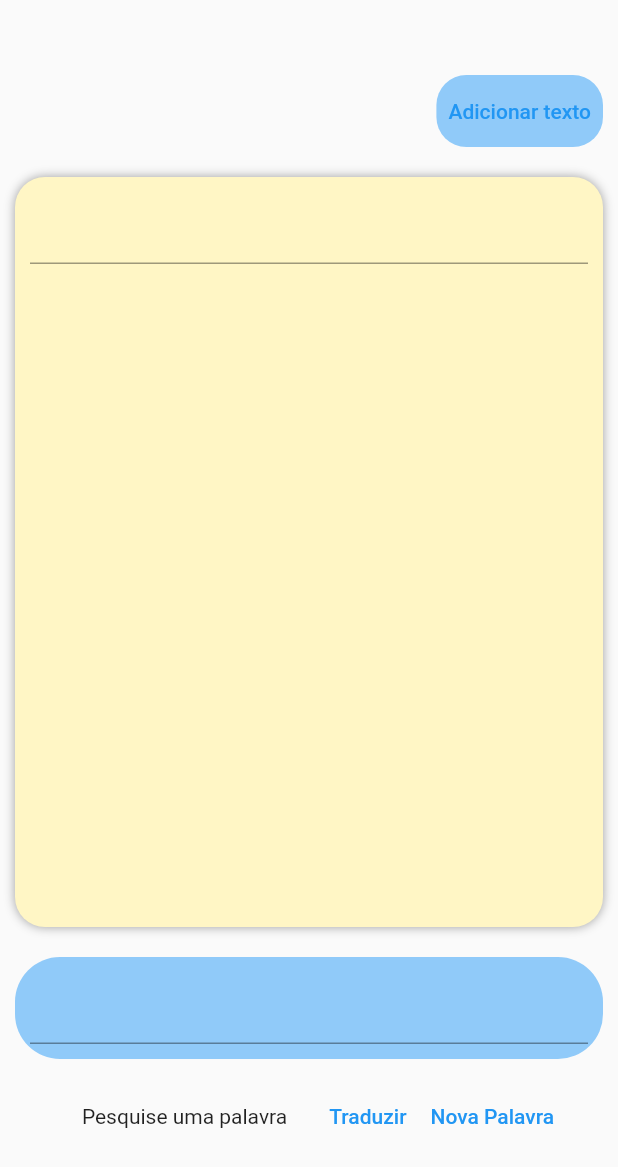
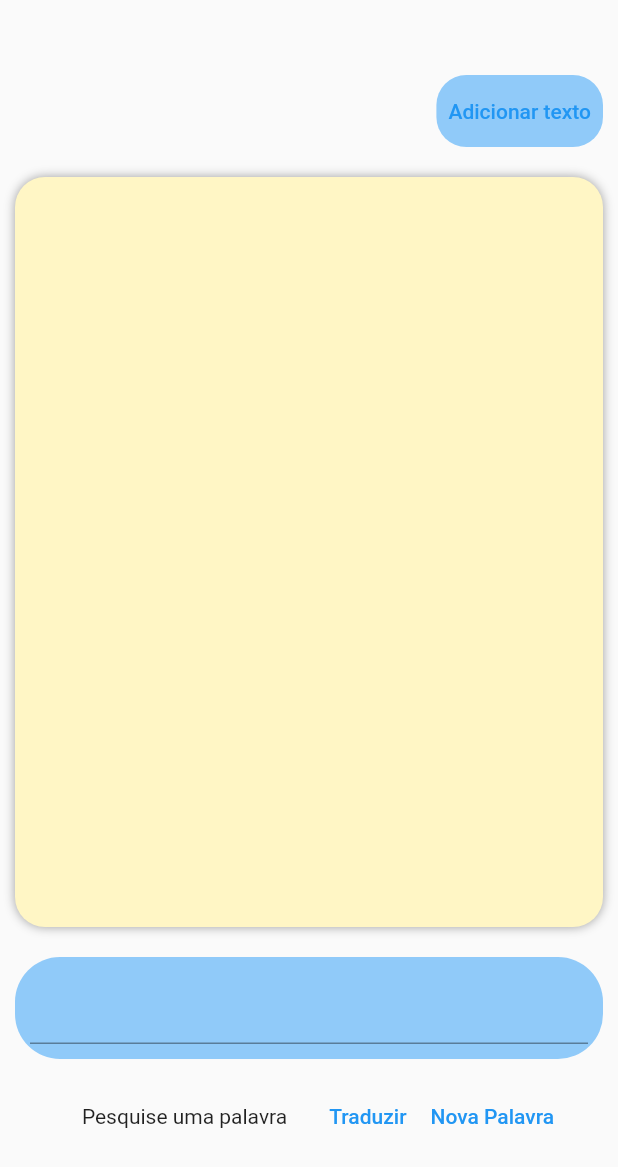
Before and after one commit to Tiago-Salles/read-text, a Flutter app: the screen it shows after launch, after a tap on "Modo leitura", on a phone screen of 412 x 824 dp. Shown: the top 1167 px of the screen. Run offline on Flutter 3.47's test engine with Material 2 defaults, Android fonts, the phone set to English and light mode, and no system bars; missing offline and left inert: translator.

Commit message:
Adjusted home page ui

```diff
--- a/lib/app/presenter/pages/home/home_page.dart
+++ b/lib/app/presenter/pages/home/home_page.dart
@@ -73,6 +73,19 @@ class _HomePageState extends State<HomePage> {
                   readOnly: readOnly,
                   maxLines: null,
                   controller: fullTextController,
+                  decoration: InputDecoration(
+                    enabledBorder: UnderlineInputBorder(
+                      borderSide: BorderSide(
+                        color:
+                            readOnly == true ? Colors.transparent : Colors.grey,
+                      ),
+                    ),
+                    focusedBorder: const UnderlineInputBorder(
+                      borderSide: BorderSide(
+                        color: Colors.grey,
+                      ),
+                    ),
+                  ),
                 ),
               ),
               Container(
@@ -111,9 +124,7 @@ class _HomePageState extends State<HomePage> {
                     child: const Text("Traduzir"),
                   ),
                   TextButton(
-                    onPressed: () async {
-                      homeDomain.translate(textController.text);
-                    },
+                    onPressed: () {},
                     child: const Text("Nova Palavra"),
                   )
                 ],
```
